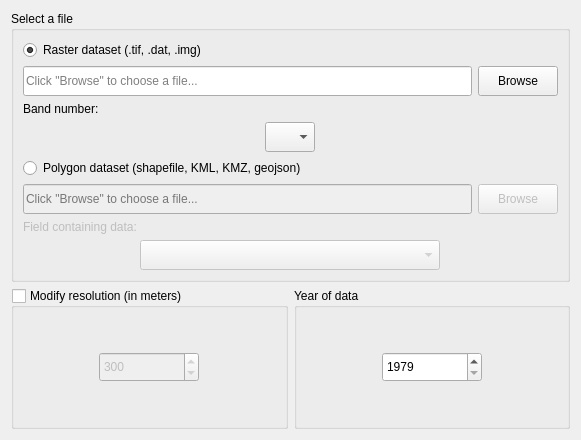
Old version of the form LDMP/gui/WidgetDataIOImportSelectFileInput.ui in the repository ConservationInternational/trends.earth.
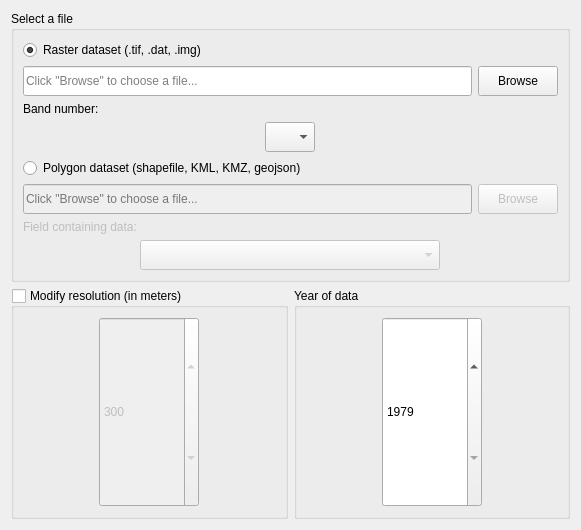
New version of the form.

```diff
--- a/LDMP/gui/WidgetDataIOImportSelectFileInput.ui
+++ b/LDMP/gui/WidgetDataIOImportSelectFileInput.ui
@@ -7,7 +7,7 @@
     <x>0</x>
     <y>0</y>
     <width>581</width>
-    <height>440</height>
+    <height>530</height>
    </rect>
   </property>
   <property name="windowTitle">
@@ -196,6 +196,12 @@
        <layout class="QHBoxLayout" name="horizontalLayout_2">
         <item>
          <widget class="QSpinBox" name="spinBox_resolution">
+          <property name="sizePolicy">
+           <sizepolicy hsizetype="Minimum" vsizetype="Minimum">
+            <horstretch>0</horstretch>
+            <verstretch>0</verstretch>
+           </sizepolicy>
+          </property>
           <property name="minimumSize">
            <size>
             <width>100</width>
@@ -230,6 +236,12 @@
        <layout class="QVBoxLayout" name="verticalLayout_2">
         <item alignment="Qt::AlignHCenter">
          <widget class="QSpinBox" name="spinBox_data_year">
+          <property name="sizePolicy">
+           <sizepolicy hsizetype="Minimum" vsizetype="Minimum">
+            <horstretch>0</horstretch>
+            <verstretch>0</verstretch>
+           </sizepolicy>
+          </property>
           <property name="minimumSize">
            <size>
             <width>100</width>
```
Left out of the diff: 36 changed lines with no effect on the pictures.
